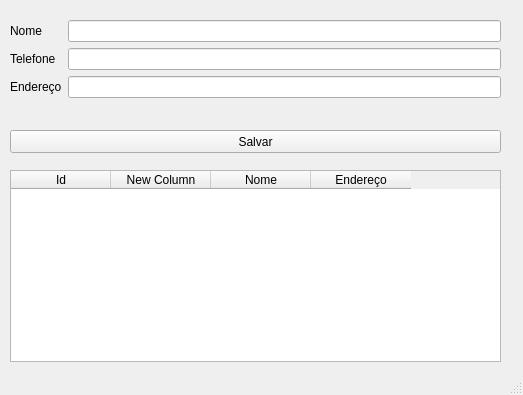
Old version of the form OficinaDeCostura.ui in the repository Kennedy7Sa/Projeto_Oficina_GUI_PyQt6.
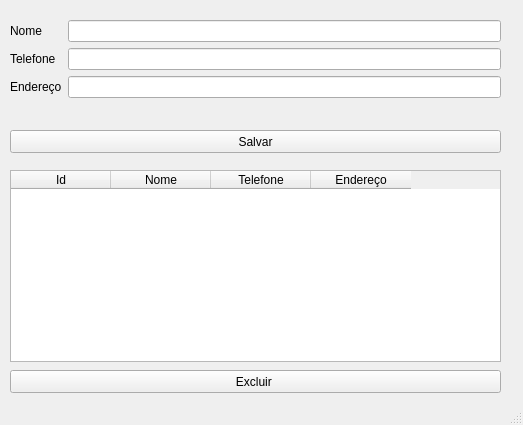
New version of the form.

Commit message: Botão de excluir costureiro funcional

Patch:
```diff
--- a/OficinaDeCostura.ui
+++ b/OficinaDeCostura.ui
@@ -7,7 +7,7 @@
     <x>0</x>
     <y>0</y>
     <width>523</width>
-    <height>395</height>
+    <height>425</height>
    </rect>
   </property>
   <property name="windowTitle">
@@ -86,22 +86,35 @@
       <string>Id</string>
      </property>
     </column>
-    <column>
-     <property name="text">
-      <string>New Column</string>
-     </property>
-    </column>
     <column>
      <property name="text">
       <string>Nome</string>
      </property>
     </column>
+    <column>
+     <property name="text">
+      <string>Telefone</string>
+     </property>
+    </column>
     <column>
      <property name="text">
       <string>Endereço</string>
      </property>
     </column>
    </widget>
+   <widget class="QPushButton" name="btnExcluir">
+    <property name="geometry">
+     <rect>
+      <x>10</x>
+      <y>370</y>
+      <width>491</width>
+      <height>23</height>
+     </rect>
+    </property>
+    <property name="text">
+     <string>Excluir </string>
+    </property>
+   </widget>
   </widget>
   <widget class="QStatusBar" name="statusbar"/>
  </widget>
```
The commit also changes 2 other files.
